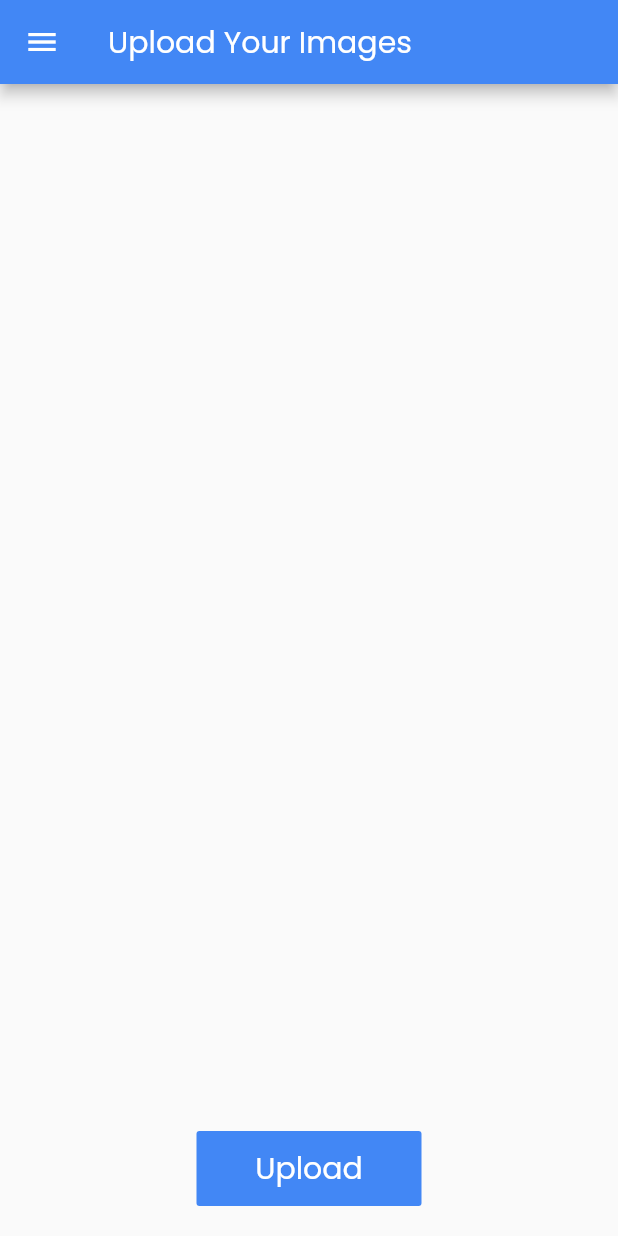
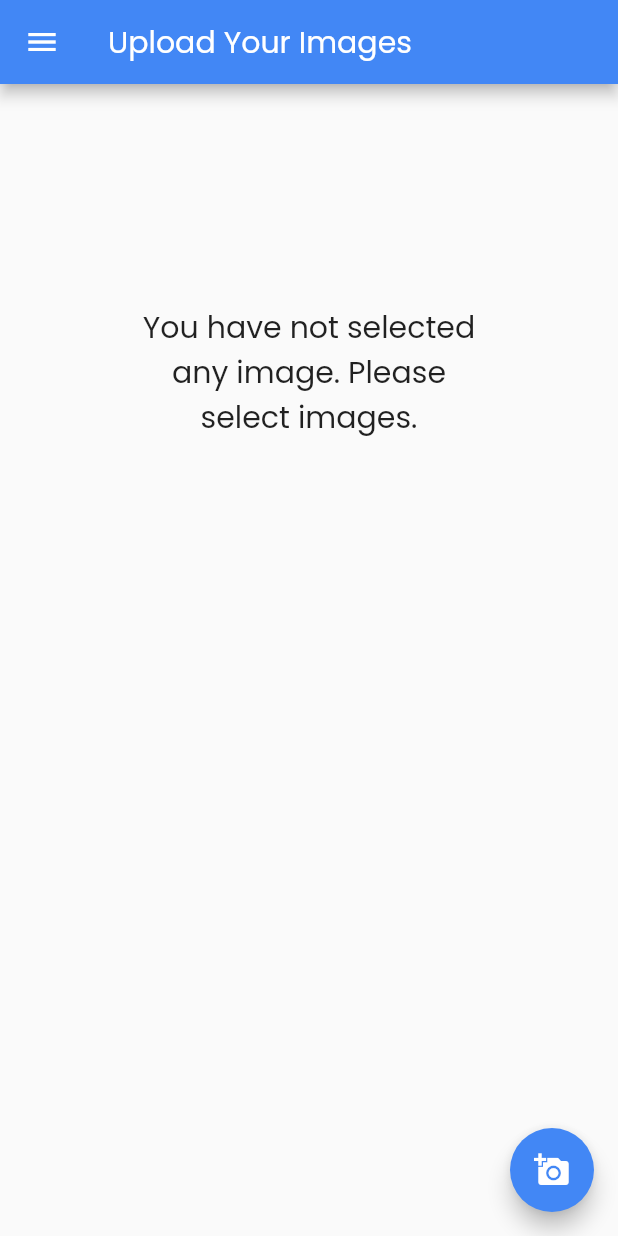
Before and after one commit to ngtrphuong/flutter_face_recognition_app, a Flutter app: the SetupFaceRecScreen screen opened by its route, on a phone screen of 412 x 824 dp. Run offline on Flutter 3.47's test engine with Material 2 defaults, Android fonts, the phone set to English and light mode, and no system bars; our stand-ins replace camera, shared_preferences; missing offline and left inert: multi_image_picker; accounts and stored records are empty.

Commit message:
fixed minor UI bugs

```diff
--- a/lib/screens/setup_faceRec_screen.dart
+++ b/lib/screens/setup_faceRec_screen.dart
@@ -103,30 +103,35 @@ class _SetupFaceRecScreenState extends State<SetupFaceRecScreen> {
         title: Text('Upload Your Images'),
       ),
       drawer: AppDrawer(),
+      floatingActionButton: FloatingActionButton(
+        onPressed: loadAssets,
+        backgroundColor: Theme.of(context).primaryColor,
+        child: Icon(Icons.add_a_photo),
+      ),
       body: Column(
         children: <Widget>[
           if (_error != 'No Error Dectected' && _error != null)
             Center(child: Text('Error: $_error')),
-          if (images == null)
+          if (images == null || images.length == 0)
             Expanded(
               child: Center(
-                child: RaisedButton(
-                  color: Theme.of(context).primaryColor,
+                child: Container(
+                  width: MediaQuery.of(context).size.width * 0.6,
                   child: Text(
-                    "Pick images",
+                    "You have not selected any image. Please select images.",
                     style: TextStyle(
-                      color: Colors.white,
+                      // color: Colors.white,
                       fontSize: 20,
                     ),
+                    textAlign: TextAlign.center,
                   ),
-                  onPressed: loadAssets,
                 ),
               ),
             ),
           Expanded(
             child: buildGridView(),
           ),
-          if (images != null)
+          if (images != null && images.length != 0)
             Container(
               padding: EdgeInsets.only(bottom: 20),
               height: 70,
```
Also changed, not shown: lib/widgets/auth_widget.dart (+11 -6 lines), 1 other file.
